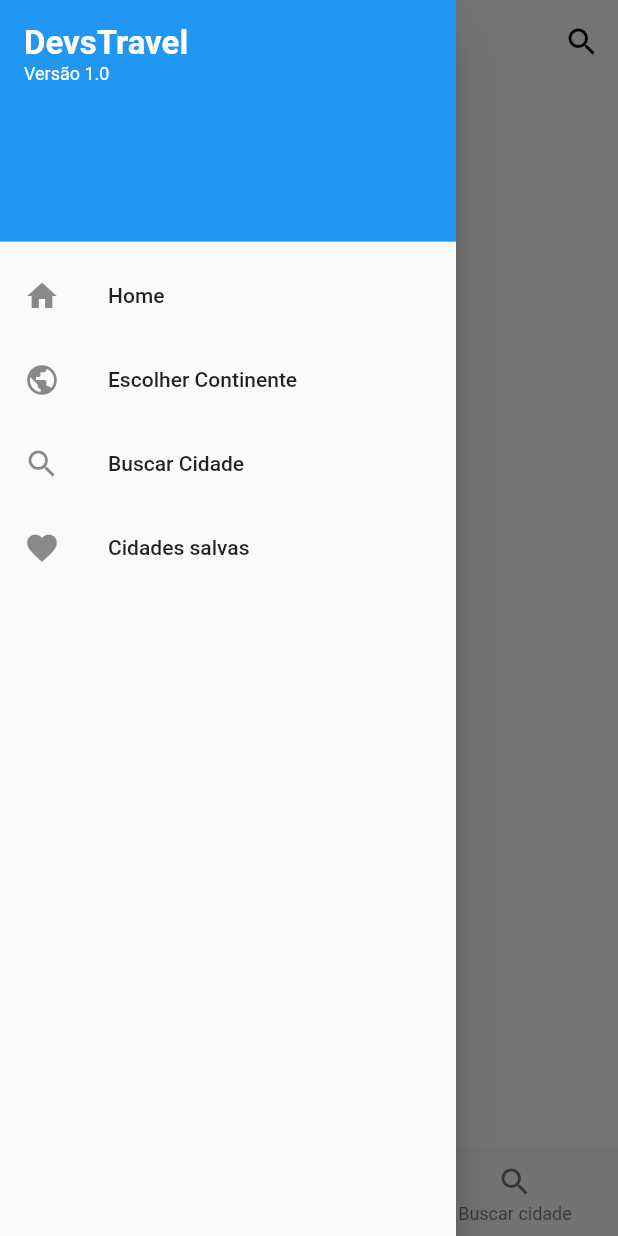
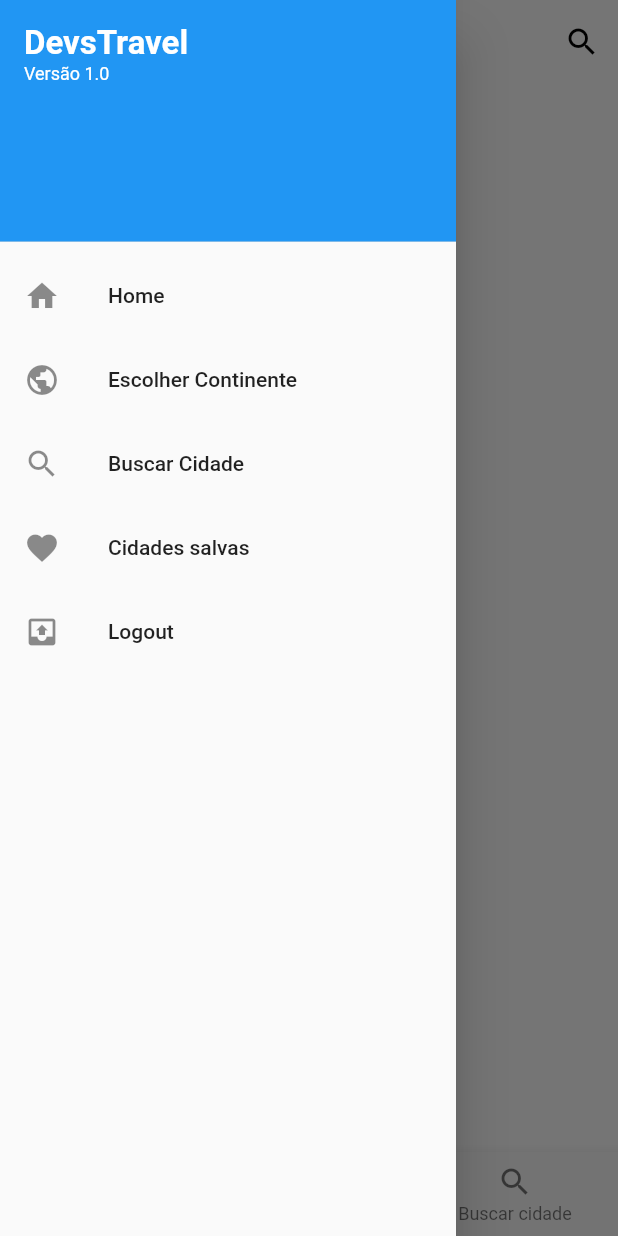
Before and after one commit to vr33209/devstravel-study, a Flutter app: the ContinentPage screen opened by its route, with the side drawer open, on a phone screen of 412 x 824 dp. Run offline on Flutter 3.47's test engine with Material 2 defaults, Android fonts, the phone set to English and light mode, and no system bars; Roboto replaces fonts that are missing (Helvetica Neue).

Commit message:
feat: add logout button on Drawer

```diff
--- a/lib/src/partials/customDrawer.dart
+++ b/lib/src/partials/customDrawer.dart
@@ -56,6 +56,11 @@ Widget CustomDrawer({
           title: const Text('Cidades salvas'),
           onTap: () => goToRouter('/favorites'),
         ),
+        ListTile(
+          leading: const Icon(Icons.outbox),
+          title: const Text('Logout'),
+          onTap: () => goToRouter('/login'),
+        ),
       ],
     ),
   );
```
